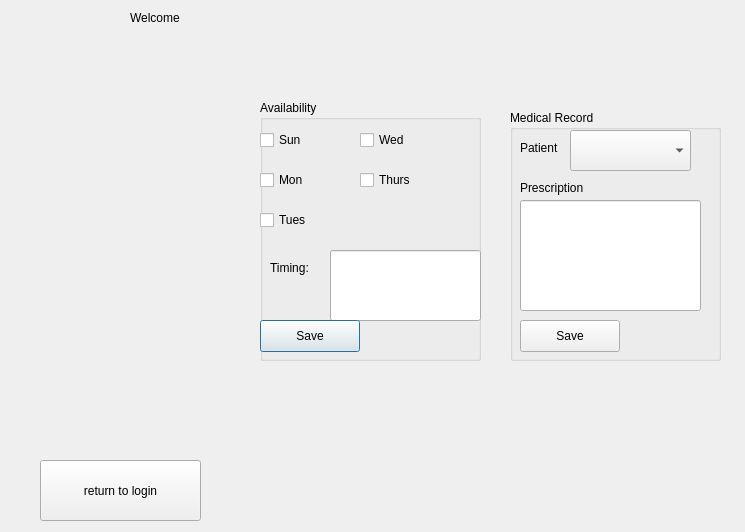
First picture: the form in hospital/staff.ui, repository mohammedyassin11/Healthcare-system, before the edit.
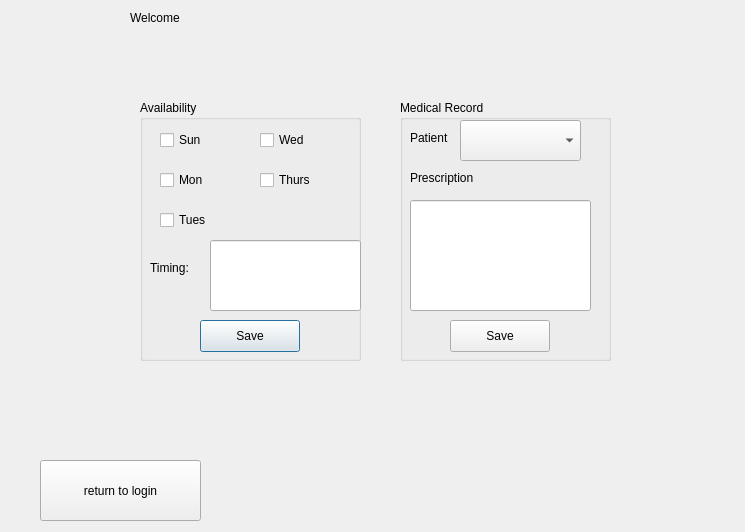
Second picture: the form after the edit.

Commit message: Moustafa and I added more to the ui of the patient and staff, and also aloud for doctors to save availability

```diff
--- a/hospital/staff.ui
+++ b/hospital/staff.ui
@@ -68,7 +68,7 @@
   <widget class="QGroupBox" name="Availability">
    <property name="geometry">
     <rect>
-     <x>260</x>
+     <x>140</x>
      <y>100</y>
      <width>221</width>
      <height>261</height>
@@ -80,7 +80,7 @@
    <widget class="QCheckBox" name="Sun">
     <property name="geometry">
      <rect>
-      <x>0</x>
+      <x>20</x>
       <y>30</y>
       <width>85</width>
       <height>20</height>
@@ -93,7 +93,7 @@
    <widget class="QCheckBox" name="Mon">
     <property name="geometry">
      <rect>
-      <x>0</x>
+      <x>20</x>
       <y>70</y>
       <width>85</width>
       <height>20</height>
@@ -106,7 +106,7 @@
    <widget class="QCheckBox" name="Tues">
     <property name="geometry">
      <rect>
-      <x>0</x>
+      <x>20</x>
       <y>110</y>
       <width>85</width>
       <height>20</height>
@@ -119,7 +119,7 @@
    <widget class="QCheckBox" name="Wed">
     <property name="geometry">
      <rect>
-      <x>100</x>
+      <x>120</x>
       <y>30</y>
       <width>85</width>
       <height>20</height>
@@ -132,7 +132,7 @@
    <widget class="QCheckBox" name="Thurs">
     <property name="geometry">
      <rect>
-      <x>100</x>
+      <x>120</x>
       <y>70</y>
       <width>85</width>
       <height>20</height>
@@ -146,7 +146,7 @@
     <property name="geometry">
      <rect>
       <x>70</x>
-      <y>150</y>
+      <y>140</y>
       <width>151</width>
       <height>71</height>
      </rect>
@@ -168,7 +168,7 @@
    <widget class="QPushButton" name="SavepushButton">
     <property name="geometry">
      <rect>
-      <x>0</x>
+      <x>60</x>
       <y>220</y>
       <width>100</width>
       <height>32</height>
@@ -182,10 +182,10 @@
   <widget class="QGroupBox" name="MedRecgroupBox_2">
    <property name="geometry">
     <rect>
-     <x>510</x>
-     <y>110</y>
+     <x>400</x>
+     <y>100</y>
      <width>211</width>
-     <height>251</height>
+     <height>261</height>
     </rect>
    </property>
    <property name="title">
@@ -231,7 +231,7 @@
     <property name="geometry">
      <rect>
       <x>10</x>
-      <y>90</y>
+      <y>100</y>
       <width>181</width>
       <height>111</height>
      </rect>
@@ -240,8 +240,8 @@
    <widget class="QPushButton" name="SavepushButton_2">
     <property name="geometry">
      <rect>
-      <x>10</x>
-      <y>210</y>
+      <x>50</x>
+      <y>220</y>
       <width>100</width>
       <height>32</height>
      </rect>
```
The commit also changes 522 other files.
